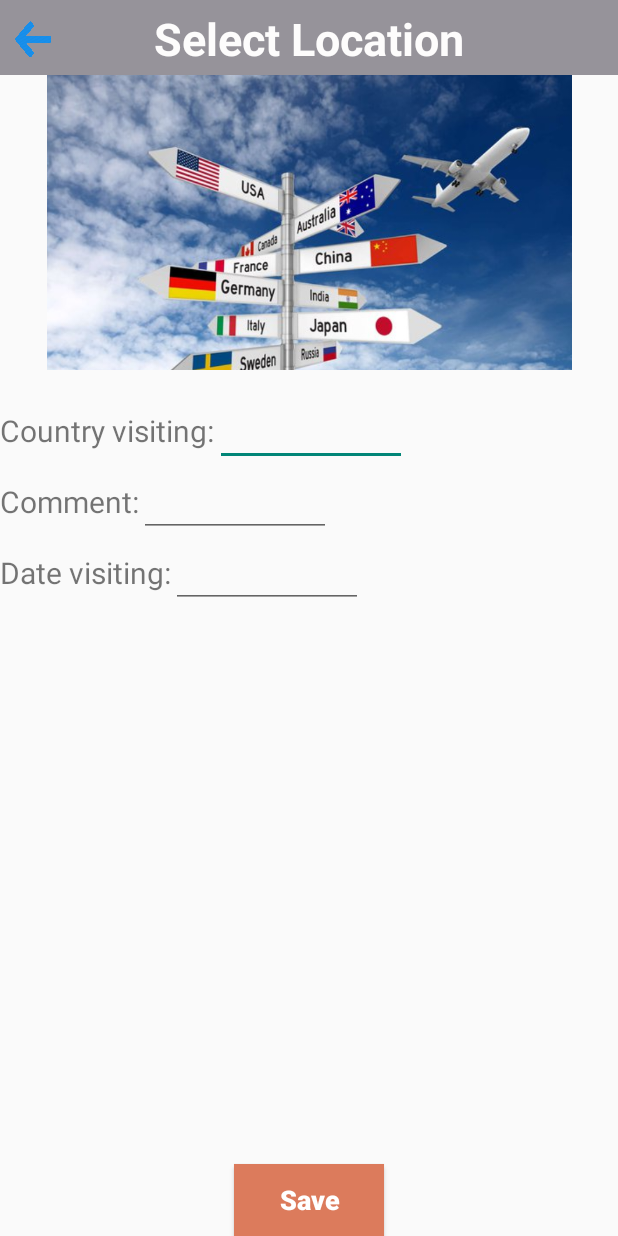
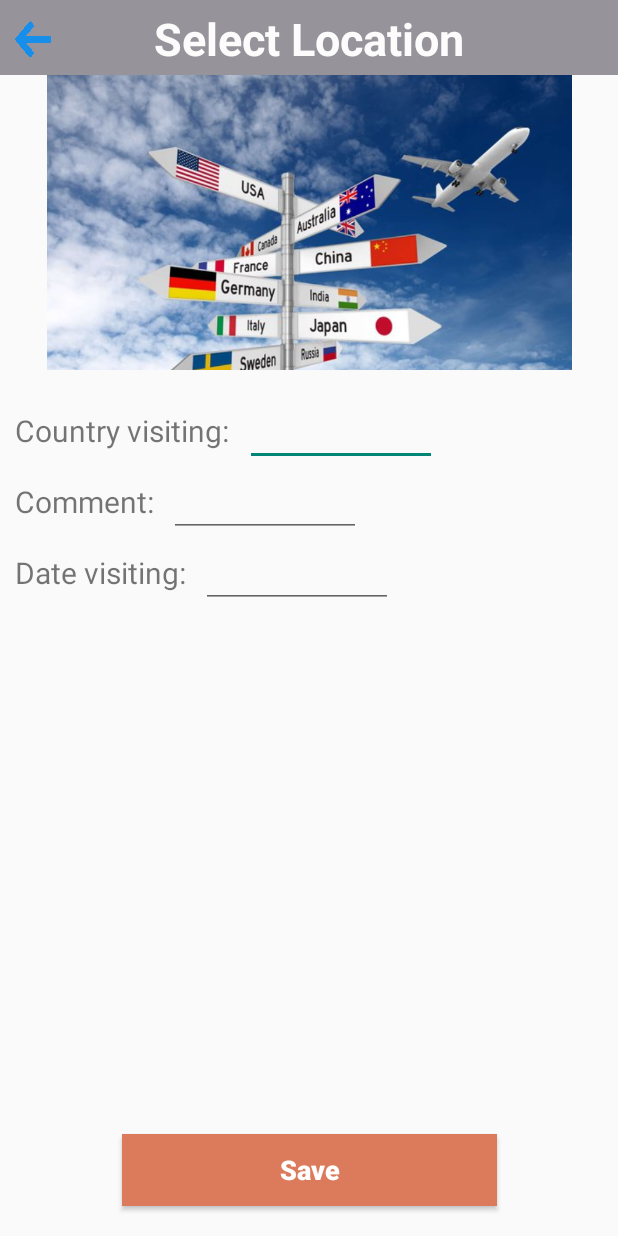
Before and after one commit to yulia-samoilovich/TourLingo, an Android app: the Location screen opened directly, with no data from a screen before it, on a phone screen of 412 x 824 dp. Run offline under Robolectric (Android 15) with nearby library versions, the light colour scheme and no system bars.

Commit message:
location_xml_modify

```diff
--- a/app/src/main/res/layout/activity_location.xml
+++ b/app/src/main/res/layout/activity_location.xml
@@ -33,13 +33,16 @@
         android:text="Country visiting:"
         app:layout_constraintTop_toBottomOf="@id/imCountries"
         app:layout_constraintLeft_toLeftOf="parent"
-        android:textSize="20sp"/>
+        android:textSize="20sp"
+        android:layout_marginLeft="10dp"
+        />
 
     <EditText
         android:id="@+id/edCountry"
         android:layout_width="wrap_content"
         android:layout_height="wrap_content"
         android:ems="6"
+        android:layout_marginLeft="10dp"
         android:inputType="textPersonName"
         app:layout_constraintBaseline_toBaselineOf="@id/tvCountry"
         app:layout_constraintLeft_toRightOf="@id/tvCountry"/>
@@ -52,13 +55,16 @@
         app:layout_constraintTop_toBottomOf="@id/tvCountry"
         android:text="Comment:"
         android:textSize="20sp"
-        android:layout_marginTop="20dp"/>
+        android:layout_marginTop="20dp"
+        android:layout_marginLeft="10dp"
+        />
 
     <EditText
         android:id="@+id/edComment"
         android:layout_width="wrap_content"
         android:layout_height="wrap_content"
         android:ems="6"
+        android:layout_marginLeft="10dp"
         app:layout_constraintBaseline_toBaselineOf="@id/tvComment"
         app:layout_constraintLeft_toRightOf="@id/tvComment"
         android:gravity="start|top"
@@ -72,20 +78,23 @@
         app:layout_constraintLeft_toLeftOf="parent"
         app:layout_constraintTop_toBottomOf="@id/tvComment"
         android:textSize="20sp"
-        android:layout_marginTop="20dp"/>
+        android:layout_marginTop="20dp"
+        android:layout_marginLeft="10dp"
+        />
 
     <EditText
         android:id="@+id/edDate"
         android:layout_width="wrap_content"
         android:layout_height="wrap_content"
         android:ems="6"
+        android:layout_marginLeft="10dp"
         android:inputType="date"
         app:layout_constraintBaseline_toBaselineOf="@id/tvDate"
         app:layout_constraintLeft_toRightOf="@id/tvDate"/>
 
     <Button
         android:id="@+id/btnSave"
-        android:layout_width="100dp"
+        android:layout_width="250dp"
         android:layout_height="wrap_content"
         android:background="@drawable/button_selector"
         android:text="Save"
@@ -95,7 +104,9 @@
         android:textStyle="bold"
         app:layout_constraintBottom_toBottomOf="parent"
         app:layout_constraintLeft_toLeftOf="parent"
-        app:layout_constraintRight_toRightOf="parent" />
+        app:layout_constraintRight_toRightOf="parent"
+        android:layout_marginBottom="20dp"
+        />
 
     <Button
         android:id="@+id/btnReturn"
```
